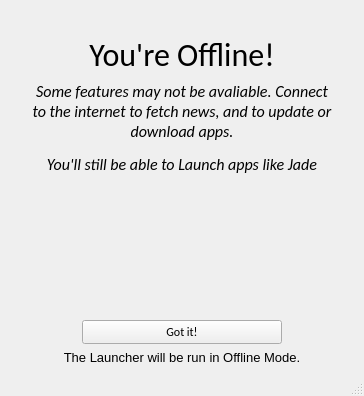
Old version of the form ui/offline.ui in the repository nfoert/jadelauncher_actionstest.
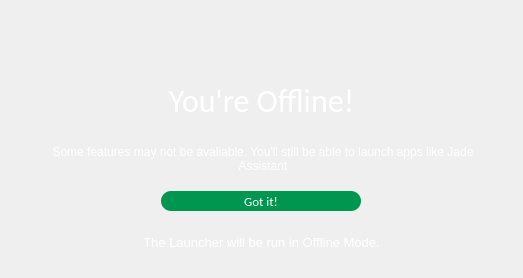
New version of the form. Icons and pictures are not drawn.

Commit message: Jade Launcher 2.0.0

```diff
--- a/ui/offline.ui
+++ b/ui/offline.ui
@@ -6,8 +6,8 @@
    <rect>
     <x>0</x>
     <y>0</y>
-    <width>364</width>
-    <height>396</height>
+    <width>523</width>
+    <height>278</height>
    </rect>
   </property>
   <property name="windowTitle">
@@ -15,12 +15,34 @@
   </property>
   <property name="windowIcon">
    <iconset resource="../assets.qrc">
-    <normaloff>:/images/assets/jadeIcon.png</normaloff>:/images/assets/jadeIcon.png</iconset>
+    <normaloff>:/icons/assets/icons/jadeIcon.png</normaloff>:/icons/assets/icons/jadeIcon.png</iconset>
+  </property>
+  <property name="styleSheet">
+   <string notr="true">QMainWindow {
+	border-image: url(:/backgrounds/assets/backgrounds/errorBackground.png) 0 0 0 0 stretch stretch;
+}
+</string>
   </property>
   <widget class="QWidget" name="centralwidget">
    <layout class="QGridLayout" name="gridLayout">
     <item row="0" column="0">
      <layout class="QVBoxLayout" name="verticalLayout">
+      <item>
+       <spacer name="verticalSpacer">
+        <property name="orientation">
+         <enum>Qt::Vertical</enum>
+        </property>
+        <property name="sizeType">
+         <enum>QSizePolicy::Fixed</enum>
+        </property>
+        <property name="sizeHint" stdset="0">
+         <size>
+          <width>20</width>
+          <height>10</height>
+         </size>
+        </property>
+       </spacer>
+      </item>
       <item>
        <layout class="QHBoxLayout" name="horizontalLayout">
         <item>
@@ -44,10 +66,16 @@
             <verstretch>0</verstretch>
            </sizepolicy>
           </property>
+          <property name="minimumSize">
+           <size>
+            <width>300</width>
+            <height>50</height>
+           </size>
+          </property>
           <property name="maximumSize">
            <size>
-            <width>161</width>
-            <height>111</height>
+            <width>300</width>
+            <height>50</height>
            </size>
           </property>
           <property name="text">
@@ -86,60 +114,37 @@
         <property name="statusTip">
          <string>The Launcher tries to connect to google.com to determine your internet connectivity.</string>
         </property>
+        <property name="styleSheet">
+         <string notr="true">color: white;</string>
+        </property>
         <property name="text">
          <string>&lt;html&gt;&lt;head/&gt;&lt;body&gt;&lt;p align=&quot;center&quot;&gt;&lt;span style=&quot; font-size:24pt;&quot;&gt;You're Offline!&lt;/span&gt;&lt;/p&gt;&lt;/body&gt;&lt;/html&gt;</string>
         </property>
        </widget>
       </item>
-      <item alignment="Qt::AlignHCenter">
-       <widget class="QLabel" name="text">
-        <property name="minimumSize">
-         <size>
-          <width>300</width>
-          <height>50</height>
-         </size>
-        </property>
-        <property name="maximumSize">
-         <size>
-          <width>300</width>
-          <height>16777215</height>
-         </size>
-        </property>
-        <property name="font">
-         <font>
-          <family>Calibri</family>
-         </font>
+      <item>
+       <widget class="QLabel" name="label_2">
+        <property name="styleSheet">
+         <string notr="true">color: white;
+text-align: center;
+font: 14pt &quot;Calibri&quot;;
+margin-left: 40px;
+margin-right: 40px;</string>
         </property>
         <property name="text">
-         <string>&lt;html&gt;&lt;head/&gt;&lt;body&gt;&lt;p align=&quot;center&quot;&gt;&lt;span style=&quot; font-size:12pt; font-style:italic;&quot;&gt;Some features may not be avaliable. Connect to the internet to fetch news, and to update or download apps.&lt;/span&gt;&lt;/p&gt;&lt;p align=&quot;center&quot;&gt;&lt;span style=&quot; font-size:12pt; font-style:italic;&quot;&gt;You'll still be able to Launch apps like Jade Assistant.&lt;/span&gt;&lt;/p&gt;&lt;/body&gt;&lt;/html&gt;</string>
+         <string>&lt;html&gt;&lt;head/&gt;&lt;body&gt;&lt;p align=&quot;center&quot;&gt;Some features may not be avaliable. You'll still be able to launch apps like Jade Assistant&lt;/p&gt;&lt;/body&gt;&lt;/html&gt;</string>
         </property>
         <property name="wordWrap">
          <bool>true</bool>
         </property>
        </widget>
       </item>
-      <item>
-       <spacer name="verticalSpacer">
-        <property name="orientation">
-         <enum>Qt::Vertical</enum>
-        </property>
-        <property name="sizeType">
-         <enum>QSizePolicy::Expanding</enum>
-        </property>
-        <property name="sizeHint" stdset="0">
-         <size>
-          <width>20</width>
-          <height>200</height>
-         </size>
-        </property>
-       </spacer>
-      </item>
       <item alignment="Qt::AlignHCenter">
        <widget class="QPushButton" name="button">
         <property name="minimumSize">
          <size>
           <width>200</width>
-          <height>0</height>
+          <height>20</height>
          </size>
         </property>
         <property name="maximumSize">
@@ -151,11 +156,34 @@
         <property name="font">
          <font>
           <family>Calibri</family>
+          <pointsize>10</pointsize>
+          <weight>50</weight>
+          <italic>false</italic>
+          <bold>false</bold>
          </font>
         </property>
         <property name="statusTip">
          <string>Close this window and use the Launcher offline</string>
         </property>
+        <property name="styleSheet">
+         <string notr="true">QPushButton {
+	background-color: rgb(0, 150, 80);
+	border-color: rgb(0, 255, 0);
+	border-radius: 10px;
+	font: 10pt &quot;Calibri&quot;;
+	
+	color: rgb(255, 255, 255);
+}
+
+QPushButton:hover {
+	background-color: rgb(0, 170, 100);
+}
+
+QPushButton:pressed {
+	
+	background-color: rgb(0, 200, 120);
+}</string>
+        </property>
         <property name="text">
          <string>Got it!</string>
         </property>
@@ -163,6 +191,9 @@
       </item>
       <item>
        <widget class="QLabel" name="label">
+        <property name="styleSheet">
+         <string notr="true">color: white;</string>
+        </property>
         <property name="text">
          <string>&lt;html&gt;&lt;head/&gt;&lt;body&gt;&lt;p align=&quot;center&quot;&gt;&lt;span style=&quot; font-size:10pt;&quot;&gt;The Launcher will be run in Offline Mode.&lt;/span&gt;&lt;/p&gt;&lt;/body&gt;&lt;/html&gt;</string>
         </property>
@@ -172,7 +203,6 @@
     </item>
    </layout>
   </widget>
-  <widget class="QStatusBar" name="statusbar"/>
  </widget>
  <resources>
   <include location="../assets.qrc"/>
```
Left out of the diff: 2 changed lines with no effect on the pictures. The commit also changes 93 other files.
